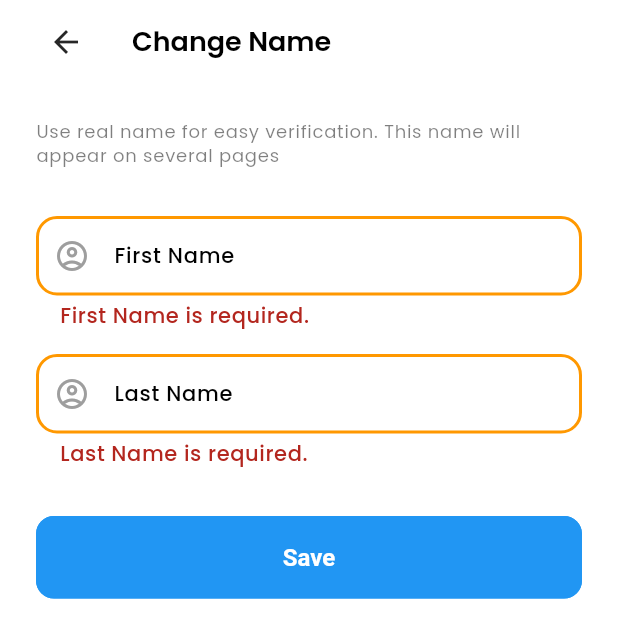
After one commit to jguirou/mystore, a Flutter app: the ChangeName screen opened directly, after a tap on "Save", on a phone screen of 412 x 824 dp. The commit adds this screen. Shown: the top 638 px of the screen. Run offline on Flutter 3.47's test engine with Material 3 defaults, Android fonts, the light colour scheme and no system bars; our stand-ins replace carousel_slider, cloud_firestore, connectivity_plus, firebase_auth, firebase_core, flutter_native_splash and 9 more; accounts and stored records are empty.

Commit message:
CRUD operations

```diff
--- a/lib/common/images/circular_image.dart
+++ b/lib/common/images/circular_image.dart
@@ -21,7 +21,7 @@ class CircularImage extends StatelessWidget {
   final double width, height, padding;
   final Color? overlayColor;
   final Color? backgroundColor;
-  final String image;
+  final String? image;
   final bool isNetworkImage;
   final BoxFit? fit;
 
@@ -38,7 +38,7 @@ class CircularImage extends StatelessWidget {
       ),
       child: Image(
         fit: fit,
-        image: const AssetImage(AppImages.clothIcon),
+        image:  AssetImage(image ?? AppImages.clothIcon),
         color: overlayColor,
       ),
     );
--- a/lib/domain/controller/user_controller.dart
+++ b/lib/domain/controller/user_controller.dart
@@ -1,14 +1,53 @@
 import 'package:firebase_auth/firebase_auth.dart';
+import 'package:flutter/cupertino.dart';
+import 'package:flutter/material.dart';
 import 'package:get/get.dart';
 import 'package:mystore/common/loaders/loaders.dart';
+import 'package:mystore/domain/repositories/authentication/authentication_repository.dart';
 import 'package:mystore/domain/repositories/user/user_repository.dart';
+import 'package:mystore/presentation/login/ui/screen/login_screen.dart';
+import 'package:mystore/presentation/profile/edit_profile/ui/screens/re_authenticate_user_login_form.dart';
+import 'package:mystore/utils/constants/sizes.dart';
 
+import '../../presentation/sign_up/domain/controller/signup_controller.dart';
+import '../../utils/constants/image_strings.dart';
+import '../../utils/popup/full_screen_loader.dart';
 import '../entities/user/user_model.dart';
 
 class UserController extends GetxController {
   static UserController get instance => Get.find();
 
   final userRepository = Get.put(UserRepository());
+  final profileLoading =  false.obs;
+  Rx<UserModel> user = UserModel.empty().obs;
+  final hidePassword = true.obs;
+  final verifyEmail = TextEditingController();
+  final verifyPassword = TextEditingController();
+  GlobalKey<FormState> reAuthFormKey = GlobalKey<FormState>();
+
+  @override
+  void onInit() {
+
+    super.onInit();
+    fetchUserRecord();
+
+  }
+
+
+
+  /// Fetch user record
+  Future<void> fetchUserRecord() async {
+    try{
+      profileLoading.value =  true;
+      final user = await userRepository.fetchUserDetails();
+      this.user(user);
+
+    }catch (e){
+      user(UserModel.empty());
+    } finally{
+      profileLoading.value =  false;
+    }
+  }
 
   Future<void> saveUserRecord(UserCredential? userCredential) async {
 
@@ -41,4 +80,99 @@ class UserController extends GetxController {
       );
     }
   }
+
+  /// Delete account warning
+  void deleteAccountWarningPopup(){
+    Get.defaultDialog(
+      contentPadding: const EdgeInsets.all(AppSizes.md),
+      title: 'Delete Account',
+      middleText: 'Are you sure you want to delete your account permanently? This action is not reversible and all your data will be removed permanently.',
+      confirm: ElevatedButton(
+          onPressed: () async => deleteUserAccount(),
+          style: ElevatedButton.styleFrom(backgroundColor: Colors.red,side: const BorderSide(color: Colors.red)),
+          child: const Padding(
+              padding: EdgeInsets.symmetric(horizontal: AppSizes.lg),
+            child: Text('Delete'),
+          )
+      ),
+      cancel: OutlinedButton(
+          onPressed: ()=> Navigator.of(Get.overlayContext!).pop(),
+          child: const Text('Cancel'))
+
+
+    );
+  }
+
+  /// Delete user account
+  Future<void> deleteUserAccount() async {
+    try {
+      // Start loading
+      FullScreenLoader.openLoadingDialog(
+          "processing..", AppImages.productImage1);
+
+      // First reAuthenticate user
+      final auth = AuthenticationRepository.instance;
+      final provider = auth.authUser!.providerData.map((e) => e.providerId).first;
+      // reverify auth email
+      print("provider check");
+      if(provider.isNotEmpty){
+        if(provider == 'google.com'){
+          print("provider google");
+          await auth.sigInWithGoogle();
+          await auth.deleteAccount();
+          FullScreenLoader.stopLoading();
+          Get.offAll(()=> const LoginScreen());
+
+
+        }else if(provider == 'password'){
+          FullScreenLoader.stopLoading();
+          Get.to(()=> const ReAuthenticateUserLoginForm());
+        }
+      }
+
+
+
+    } catch (e) {
+      // remove loader
+      FullScreenLoader.stopLoading();
+      Loaders.errorSnackBar(title: 'Oh Snap', message: e.toString());
+    }
+  }
+
+  /// Re-Authenticate before deleting
+  Future<void> reAuthenticateEmailAndPasswordUser() async {
+    try {
+      // Start loading
+      FullScreenLoader.openLoadingDialog(
+          "Processing..", AppImages.productImage1);
+
+      // Check internet connectivity
+      final isConnected = await NetworkManager.instance.isConnected();
+      if (!isConnected) {
+        FullScreenLoader.stopLoading();
+        return;
+      }
+
+      // Form validation
+      if (!reAuthFormKey.currentState!.validate()) {
+        FullScreenLoader.stopLoading();
+        return;
+      }
+      // Save data if rememberMe is selected
+
+
+
+      await AuthenticationRepository.instance
+          .reAuthenticateWithEmailAndPassword(verifyEmail.text.trim(), verifyPassword.text.trim());
+      await AuthenticationRepository.instance.deleteAccount();
+
+      // remove loader
+      FullScreenLoader.stopLoading();
+      Get.offAll(()=> const LoginScreen());
+    } catch (e) {
+      // remove loader
+      FullScreenLoader.stopLoading();
+      Loaders.errorSnackBar(title: 'Oh Snap', message: e.toString());
+    }
+  }
 }
--- a/lib/domain/repositories/user/user_repository.dart
+++ b/lib/domain/repositories/user/user_repository.dart
@@ -3,7 +3,11 @@ import 'package:cloud_firestore/cloud_firestore.dart';
 import 'package:firebase_auth/firebase_auth.dart';
 
 import 'package:get/get.dart';
+import 'package:mystore/domain/repositories/authentication/authentication_repository.dart';
 
+import '../../../utils/exceptions/firebase_auth_exceptions.dart';
+import '../../../utils/exceptions/firebase_exceptions.dart';
+import '../../../utils/exceptions/format_exceptions.dart';
 import '../../entities/user/user_model.dart';
 
 class UserRepository extends GetxController{
@@ -19,15 +23,15 @@ class UserRepository extends GetxController{
       await _db.collection("Users").doc(user.id).set(user.toJson());
 
     } on FirebaseAuthException catch(e){
-      throw 'Something went wrong. Please try again';
-      // throw CustomFirebaseAuthException(e.code).message;
+
+      throw CustomFirebaseAuthExceptions(e.code).message;
     } on FirebaseException catch (e){
-      throw 'Something went wrong. Please try again';
-      // throw CustomFirebaseException(e.code).message;
+      //throw 'Something went wrong. Please try again';
+      throw CustomFirebaseExceptions(e.code).message;
 
     } on FormatException catch(_){
-      throw 'Something went wrong. Please try again';
-      // throw CustomFormatException();
+      //throw 'Something went wrong. Please try again';
+      throw CustomFormatException();
 
     } catch (e){
       throw 'Something went wrong. Please try again';
@@ -35,11 +39,92 @@ class UserRepository extends GetxController{
   }
 
   /// Function to fetch user details based on user id.
+  Future<UserModel> fetchUserDetails() async {
+    try {
+      final documentSnapShot  = await _db.collection("Users").doc(AuthenticationRepository.instance.authUser?.uid).get();
+      if(documentSnapShot.exists){
+        return UserModel.fromSnapshot(documentSnapShot);
+      } else {
+        return UserModel.empty();
+      }
 
+    } on FirebaseAuthException catch(e){
+
+       throw CustomFirebaseAuthExceptions(e.code).message;
+    } on FirebaseException catch (e){
+      //throw 'Something went wrong. Please try again';
+      throw CustomFirebaseExceptions(e.code).message;
+
+    } on FormatException catch(_){
+      //throw 'Something went wrong. Please try again';
+      throw CustomFormatException();
+
+    } catch (e){
+      throw 'Something went wrong. Please try again';
+    }
+  }
   /// Function to update user data in FireStore.
+  Future<void> updateUserDetails(UserModel updatedUser) async {
+    try {
+      await _db.collection("Users").doc(AuthenticationRepository.instance.authUser?.uid).update(updatedUser.toJson());
 
 
+    } on FirebaseAuthException catch(e){
+
+      throw CustomFirebaseAuthExceptions(e.code).message;
+    } on FirebaseException catch (e){
+      //throw 'Something went wrong. Please try again';
+      throw CustomFirebaseExceptions(e.code).message;
+
+    } on FormatException catch(_){
+      //throw 'Something went wrong. Please try again';
+      throw CustomFormatException();
+
+    } catch (e){
+      throw 'Something went wrong. Please try again';
+    }
+  }
+
   /// Update any field in specific users collection
+  Future<void> updateSingleField(Map<String, dynamic> json) async {
+    try {
+      await _db.collection("Users").doc(AuthenticationRepository.instance.authUser?.uid).update(json);
 
 
+    } on FirebaseAuthException catch(e){
+
+      throw CustomFirebaseAuthExceptions(e.code).message;
+    } on FirebaseException catch (e){
+      //throw 'Something went wrong. Please try again';
+      throw CustomFirebaseExceptions(e.code).message;
+
+    } on FormatException catch(_){
+      //throw 'Something went wrong. Please try again';
+      throw CustomFormatException();
+
+    } catch (e){
+      throw 'Something went wrong. Please try again';
+    }
+  }
+  /// Remove user data from firestore
+  Future<void> removeUserRecord(String userId) async {
+    try {
+      await _db.collection("Users").doc(userId).delete();
+
+
+    } on FirebaseAuthException catch(e){
+
+      throw CustomFirebaseAuthExceptions(e.code).message;
+    } on FirebaseException catch (e){
+      //throw 'Something went wrong. Please try again';
+      throw CustomFirebaseExceptions(e.code).message;
+
+    } on FormatException catch(_){
+      //throw 'Something went wrong. Please try again';
+      throw CustomFormatException();
+
+    } catch (e){
+      throw 'Something went wrong. Please try again';
+    }
+  }
 }
--- /dev/null
+++ b/lib/presentation/profile/edit_profile/domain/controller/update_name_controller.dart
@@ -0,0 +1,74 @@
+import 'package:flutter/material.dart';
+import 'package:get/get.dart';
+import 'package:mystore/domain/controller/user_controller.dart';
+import 'package:mystore/domain/repositories/user/user_repository.dart';
+import 'package:mystore/presentation/profile/edit_profile/ui/screens/edit_profile_screen.dart';
+
+import '../../../../../common/loaders/loaders.dart';
+import '../../../../../utils/constants/image_strings.dart';
+import '../../../../../utils/popup/full_screen_loader.dart';
+import '../../../../sign_up/domain/controller/signup_controller.dart';
+import '../../../profile/ui/screen/profile_screen.dart';
+
+class UpdateNameController extends GetxController{
+  static UpdateNameController get instance => Get.find();
+
+  final userRepository = Get.put(UserRepository());
+  final userController = UserController.instance;
+  final firstName = TextEditingController();
+  final lastName = TextEditingController();
+  GlobalKey<FormState> updateUserNameFormKey = GlobalKey<FormState>();
+
+
+  @override
+  void onInit() {
+    initializedNames();
+    super.onInit();
+  }
+
+  // fetch user record;
+  Future<void> initializedNames() async {
+    firstName.text = userController.user.value.firstName;
+    lastName.text = userController.user.value.lastName;
+  }
+
+  void updateUserName()async {
+    try {
+      // Start loading
+      FullScreenLoader.openLoadingDialog(
+          "We are updating your information..", AppImages.productImage1);
+
+      // Check internet connectivity
+      final isConnected = await NetworkManager.instance.isConnected();
+      if (!isConnected) {
+        FullScreenLoader.stopLoading();
+        return;
+      }
+
+      // Form validation
+      if (!updateUserNameFormKey.currentState!.validate()) {
+        FullScreenLoader.stopLoading();
+        return;
+      }
+
+
+      Map<String, dynamic> name = {'firstName': firstName.text.trim(),'lastName': lastName.text.trim()};
+      await userRepository.updateSingleField(name);
+
+      // Update the Rx User value
+      userController.user.value.firstName = firstName.text.trim();
+      userController.user.value.lastName = lastName.text.trim();
+      // remove loader
+      FullScreenLoader.stopLoading();
+
+      Loaders.successSnackBar(title: 'Congratulations', message: 'Your name has been updated.');
+
+      // Move to previous screen
+      Get.off(()=> const EditProfileScreen());
+    } catch (e) {
+      // remove loader
+      FullScreenLoader.stopLoading();
+      Loaders.errorSnackBar(title: 'Oh Snap', message: e.toString());
+    }
+  }
+}
--- /dev/null
+++ b/lib/presentation/profile/edit_profile/ui/screens/change_name.dart
@@ -0,0 +1,74 @@
+import 'package:flutter/material.dart';
+import 'package:get/get.dart';
+import 'package:mystore/common/appBar/app_bar.dart';
+import 'package:mystore/presentation/profile/edit_profile/domain/controller/update_name_controller.dart';
+import 'package:mystore/utils/constants/sizes.dart';
+
+import '../../../../../utils/constants/texts.dart';
+import '../../../../../utils/validators/validation.dart';
+
+class ChangeName extends StatelessWidget {
+  const ChangeName({super.key});
+
+  @override
+  Widget build(BuildContext context) {
+    final controller = Get.put(UpdateNameController());
+    return Scaffold(
+      appBar: CustomAppBar(
+        showBackArrow: true,
+        title: Text('Change Name',
+            style: Theme.of(context).textTheme.headlineSmall),
+      ),
+      body: Padding(
+        padding: const EdgeInsets.all(AppSizes.defaultSpace),
+        child: Column(
+          crossAxisAlignment: CrossAxisAlignment.start,
+          children: [
+            /// Headings
+            Text(
+                'Use real name for easy verification. This name will appear on several pages',
+                style: Theme.of(context).textTheme.labelMedium),
+            const SizedBox(
+              height: AppSizes.spaceBtwSections,
+            ),
+
+            /// Textfield and button
+            Form(
+                key: controller.updateUserNameFormKey,
+                child: Column(
+                  children: [
+                    TextFormField(
+                      controller: controller.firstName,
+                      validator: (value) => Validator.validateEmptyText(
+                          value, AppTexts.firstName.capitalize!),
+                      decoration: InputDecoration(
+                          prefixIcon: const Icon(Icons.account_circle_outlined),
+                          labelText: AppTexts.firstName.capitalize!),
+                    ),
+                    const SizedBox(height: AppSizes.spaceBtwInputField),
+                    TextFormField(
+                      controller: controller.lastName,
+                      validator: (value) => Validator.validateEmptyText(
+                          value, AppTexts.lastName.capitalize!),
+                      decoration: InputDecoration(
+                          prefixIcon: const Icon(Icons.account_circle_outlined),
+                          labelText: AppTexts.lastName.capitalize!),
+                    ),
+                  ],
+                )),
+            const SizedBox(
+              height: AppSizes.spaceBtwSections,
+            ),
+
+            SizedBox(
+                width: double.infinity,
+                child: ElevatedButton(
+                  onPressed: () => controller.updateUserName(),
+                  child: const Text('Save'),
+                )),
+          ],
+        ),
+      ),
+    );
+  }
+}
--- a/lib/presentation/profile/edit_profile/ui/widget/edit_profile_tile.dart
+++ b/lib/presentation/profile/edit_profile/ui/widget/edit_profile_tile.dart
@@ -1,18 +1,19 @@
 import 'package:flutter/material.dart';
 class EditProfileTile extends StatelessWidget {
   const EditProfileTile({
-    super.key, required this.title, required this.leading, this.trailing = Icons.arrow_forward_ios,
+    super.key, required this.title, required this.leading, this.trailing = Icons.arrow_forward_ios, this.onPressed,
   });
   final String title;
   final String leading;
   final IconData? trailing;
+  final void Function()? onPressed;
 
   @override
   Widget build(BuildContext context) {
     return ListTile(
       title: Text(title,style: Theme.of(context).textTheme.bodyMedium, overflow: TextOverflow.ellipsis,),
       leading: Text(leading, style: Theme.of(context).textTheme.bodySmall,overflow: TextOverflow.ellipsis,),
-      trailing: IconButton(onPressed: (){}, icon: Icon(trailing)),
+      trailing: IconButton(onPressed: onPressed, icon: Icon(trailing)),
     );
   }
 }
--- a/pubspec.yaml
+++ b/pubspec.yaml
@@ -54,6 +54,7 @@ dependencies:
   cloud_firestore: ^4.13.1
   firebase_auth: ^4.19.4
   google_sign_in: ^6.2.1
+  shimmer: ^3.0.0
 
 dev_dependencies:
   flutter_test:
```
Also changed, not shown: lib/domain/repositories/authentication/authentication_repository.dart (+38 -0 lines), lib/presentation/profile/edit_profile/ui/screens/edit_profile_screen.dart (+18 -12 lines), lib/presentation/profile/edit_profile/ui/screens/re_authenticate_user_login_form.dart (added, +68 -0 lines), lib/presentation/profile/profile/ui/screen/profile_screen.dart (+11 -6 lines), lib/presentation/shop/home/home/ui/widgets/home_app_bar.dart (+20 -6 lines), lib/utils/shimmer/custom_shimmer.dart (added, +30 -0 lines), pubspec.lock.
